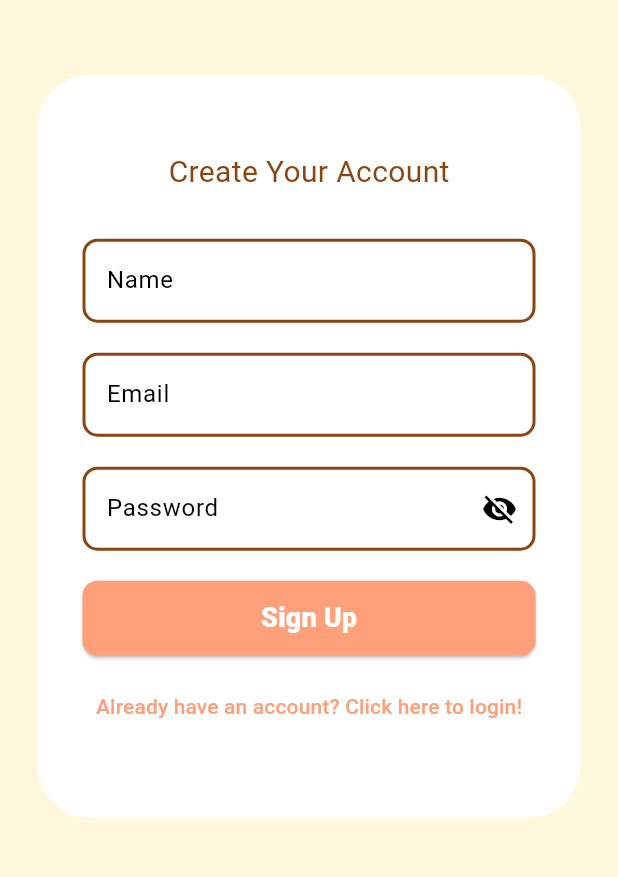
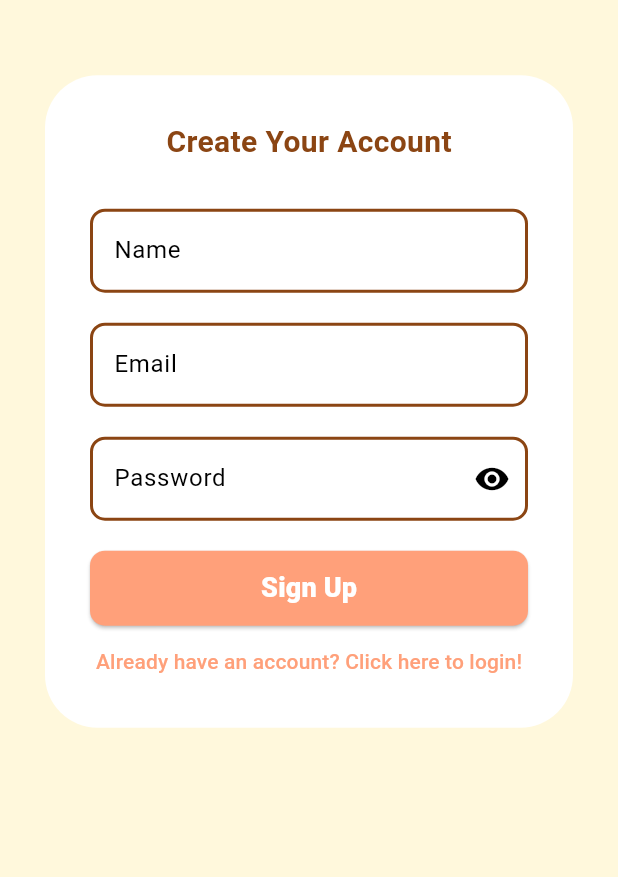
Before and after one commit to VitorFranciscoDev/trip-planner-app, a Flutter app: the screen it shows after launch, after a tap on "Sign In", after a tap on "Doesn't have an account? Click here to c", on a phone screen of 412 x 824 dp, the part 319-1196 px from its top. Run offline on Flutter 3.47's test engine with Material 3 defaults, Android fonts, the phone set to English and light mode, and no system bars; our stand-ins replace flutter_map, geolocator, latlong2, permission_handler, shared_preferences, sqflite; missing offline and left inert: flutter_map_location_marker; accounts and stored records are empty.

Commit message:
fix(): error in context of app

```diff
--- a/lib/infrastructure/presentation/app/app_global_state.dart
+++ b/lib/infrastructure/presentation/app/app_global_state.dart
@@ -18,7 +18,7 @@ class MyApp extends StatelessWidget {
     final themeProvider = context.watch<ThemeProvider>();
     final userProvider = context.watch<AuthProvider>();
 
-    if (userProvider.isLoading) {
+    if (userProvider.isLoading || intlProvider.isLoading) {
       return MaterialApp(
         debugShowCheckedModeBanner: false,
         home: Scaffold(
--- a/lib/infrastructure/presentation/app/app_localizations.dart
+++ b/lib/infrastructure/presentation/app/app_localizations.dart
@@ -5,8 +5,16 @@ class AppLocalizations {
 
   AppLocalizations(this.locale);
 
+  // Versão SAFE que retorna uma instância padrão ao invés de dar erro
   static AppLocalizations of(BuildContext context) {
-    return Localizations.of<AppLocalizations>(context, AppLocalizations)!;
+    final localizations = Localizations.of<AppLocalizations>(context, AppLocalizations);
+
+    // Se não encontrar, retorna instância padrão com inglês
+    if (localizations == null) {
+      return AppLocalizations(const Locale('en', 'US'));
+    }
+
+    return localizations;
   }
 
   static const LocalizationsDelegate<AppLocalizations> delegate = _AppLocalizationsDelegate();
@@ -320,7 +328,7 @@ class AppLocalizations {
     return translation;
   }
 
-  // Getters convenientes para as telas
+  // Getters for Login Screen
   String get welcomeBack => translate('welcome_back');
   String get email => translate('email');
   String get password => translate('password');
@@ -333,6 +341,7 @@ class AppLocalizations {
   String get emailPasswordIncorrect => translate('email_password_incorrect');
   String get tryAgain => translate('try_again');
 
+  // Getters for Register Screen
   String get createAccount => translate('create_account');
   String get name => translate('name');
   String get signUp => translate('sign_up');
@@ -341,11 +350,16 @@ class AppLocalizations {
   String get canLoginNow => translate('can_login_now');
   String get goToLogin => translate('go_to_login');
 
+  // Getters for Validation Errors
   String get fieldRequired => translate('field_required');
   String get invalidEmail => translate('invalid_email');
   String get passwordTooShort => translate('password_too_short');
+  String get emailAlreadyRegistered => translate('email_already_registered');
+  String get registerError => translate('register_error');
+  String get deleteUserError => translate('delete_user_error');
 
-  // Home Screen getters
+  // Getters for Home Screen
+  String welcome(String name) => translate('welcome', [name]);
   String get searchDestinations => translate('search_destinations');
   String get noResultsFound => translate('no_results_found');
   String selected(String location) => translate('selected', [location]);
@@ -353,7 +367,7 @@ class AppLocalizations {
   String get brazilianNortheast => translate('brazilian_northeast');
   String get southernBrazil => translate('southern_brazil');
 
-  // Trip Register Screen getters
+  // Getters for Trip Register Screen
   String get newTrip => translate('new_trip');
   String get tripData => translate('trip_data');
   String get tripTitle => translate('trip_title');
@@ -375,7 +389,7 @@ class AppLocalizations {
   String get ok => translate('ok');
   String get error => translate('error');
 
-  // Trip validation getters
+  // Getters for Trip Validation
   String get tripTitleRequired => translate('trip_title_required');
   String get startDateRequired => translate('start_date_required');
   String get endDateRequired => translate('end_date_required');
@@ -389,12 +403,12 @@ class AppLocalizations {
   String get tripCreateError => translate('trip_create_error');
   String get unexpectedError => translate('unexpected_error');
 
-  // List Trips getters
+  // Getters for List Trips Screen
   String get yourTrips => translate('your_trips');
   String get activeTrips => translate('active_trips');
   String get concludedTrips => translate('concluded_trips');
 
-  // Config Screen getters
+  // Getters for Config Screen
   String get preferences => translate('preferences');
   String get darkMode => translate('dark_mode');
   String get language => translate('language');
--- a/lib/infrastructure/presentation/app/components/text_field_component.dart
+++ b/lib/infrastructure/presentation/app/components/text_field_component.dart
@@ -33,7 +33,7 @@ class _TextFieldComponentState extends State<TextFieldComponent> {
         suffixIcon: widget.isPassword
           ? IconButton(
             icon: Icon(
-              _obscureText ? Icons.visibility_off : Icons.visibility,
+              _obscureText ? Icons.visibility : Icons.visibility_off,
             ),
             onPressed: () {
               setState(() {
--- a/lib/infrastructure/presentation/app/intl/intl_state.dart
+++ b/lib/infrastructure/presentation/app/intl/intl_state.dart
@@ -3,20 +3,32 @@ import 'package:shared_preferences/shared_preferences.dart';
 
 class IntlProvider extends ChangeNotifier {
   static const String _languageKey = 'selected_language';
+
   Locale _locale = const Locale('en', 'US');
+  Locale get locale => _locale;
 
-  Locale get locale => _locale;
+  bool _isLoading = true;
+  bool get isLoading => _isLoading;
 
   IntlProvider() {
     loadLanguage();
   }
 
   Future<void> loadLanguage() async {
-    final prefs = await SharedPreferences.getInstance();
-    final savedLanguage = prefs.getString(_languageKey);
+    _isLoading = true;
+    notifyListeners();
 
-    if (savedLanguage != null) {
-      _locale = _getLocaleFromCode(savedLanguage);
+    try {
+      final prefs = await SharedPreferences.getInstance();
+      final savedLanguage = prefs.getString(_languageKey);
+
+      if (savedLanguage != null) {
+        _locale = _getLocaleFromCode(savedLanguage);
+      }
+    } catch (e) {
+      throw Exception("Error in Loading Language: $e");
+    } finally {
+      _isLoading = false;
       notifyListeners();
     }
   }
--- a/lib/infrastructure/presentation/auth/login_screen.dart
+++ b/lib/infrastructure/presentation/auth/login_screen.dart
@@ -22,7 +22,16 @@ class _LoginScreenState extends State<LoginScreen> {
   TextEditingController controllerEmail = TextEditingController();
   TextEditingController controllerPassword = TextEditingController();
 
+  @override
+  void dispose() {
+    controllerEmail.dispose();
+    controllerPassword.dispose();
+    super.dispose();
+  }
+
   Future<void> doLogin() async {
+    if (!mounted) return;
+
     final provider = context.read<AuthProvider>();
 
     final isValid = provider.validateLoginFields(controllerEmail.text, controllerPassword.text, context);
@@ -34,7 +43,7 @@ class _LoginScreenState extends State<LoginScreen> {
     if(result == null) {
       showDialog(
         context: context,
-        builder: (context) => AlertDialogComponent(
+        builder: (dialogContext) => AlertDialogComponent(
           title: "Login Successful",
           message: "Welcome Back, ${provider.user!.name}",
           function2: () {
@@ -69,16 +78,21 @@ class _LoginScreenState extends State<LoginScreen> {
         child: SingleChildScrollView(
           child: Column(
             children: [
-              const SizedBox(height: 60),
               TripPlannerLogoComponent(),
               const SizedBox(height: 50),
-              ContainerTextFieldComponent(
+              Padding(
+                padding: const EdgeInsets.symmetric(horizontal: 30),
+                child: ContainerTextFieldComponent(
                   child: Column(
                     children: [
-                    const SizedBox(height: 50),
+                      const SizedBox(height: 30),
                       Text(
                         l10n.welcomeBack,
-                      style: TextStyle(fontSize: 20, color: theme.colorScheme.primary),
+                        style: TextStyle(
+                          fontSize: 20,
+                          color: theme.colorScheme.primary,
+                          fontWeight: FontWeight.w700,
+                        ),
                       ),
                       const SizedBox(height: 30),
                       Padding(
@@ -106,10 +120,7 @@ class _LoginScreenState extends State<LoginScreen> {
                       ),
                       TextButton(
                         onPressed: () {
-                        Navigator.push(
-                          context,
-                          MaterialPageRoute(builder: (context) => RegisterScreen()),
-                        );
+                          Navigator.push(context, MaterialPageRoute(builder: (context) => RegisterScreen()));
                           provider.clearErrors();
                         },
                         child: Text(
@@ -117,11 +128,13 @@ class _LoginScreenState extends State<LoginScreen> {
                           style: TextStyle(
                             color: theme.colorScheme.secondary,
                             fontSize: 12,
+                            fontWeight: FontWeight.w700,
                           ),
                         ),
                       ),
-                    const SizedBox(height: 50),
+                      const SizedBox(height: 20),
                     ],
+                  ),
                 ),
               ),
             ],
--- a/lib/infrastructure/presentation/auth/register_screen.dart
+++ b/lib/infrastructure/presentation/auth/register_screen.dart
@@ -23,8 +23,18 @@ class _RegisterScreenState extends State<RegisterScreen> {
   TextEditingController controllerEmail = TextEditingController();
   TextEditingController controllerPassword = TextEditingController();
 
+  @override
+  void dispose() {
+    controllerName.dispose();
+    controllerEmail.dispose();
+    controllerPassword.dispose();
+    super.dispose();
+  }
+
   // Try to Register User in DB
   void registerUser() async {
+    if (!mounted) return;
+
     final provider = context.read<AuthProvider>();
 
     final isValid = provider.validateRegisterFields(controllerName.text, controllerEmail.text, controllerPassword.text, context);
@@ -38,7 +48,7 @@ class _RegisterScreenState extends State<RegisterScreen> {
     if(result == null) {
       showDialog(
         context: context,
-        builder: (context) => AlertDialogComponent(
+        builder: (dialogContext) => AlertDialogComponent(
           title: "Register Succesful",
           message: "You can now Login",
           function2: () {
@@ -73,20 +83,20 @@ class _RegisterScreenState extends State<RegisterScreen> {
         child: SingleChildScrollView(
           child: Column(
             children: [
-              const SizedBox(height: 60),
               TripPlannerLogoComponent(),
               const SizedBox(height: 50),
               Padding(
-                padding: const EdgeInsets.symmetric(horizontal: 25),
+                padding: const EdgeInsets.symmetric(horizontal: 30),
                 child: ContainerTextFieldComponent(
                   child: Column(
                     children: [
-                      const SizedBox(height: 50),
+                      const SizedBox(height: 30),
                       Text(
                         l10n.createAccount,
                         style: TextStyle(
                           fontSize: 20,
                           color: theme.colorScheme.primary,
+                          fontWeight: FontWeight.w700,
                         ),
                       ),
                       const SizedBox(height: 30),
@@ -122,7 +132,6 @@ class _RegisterScreenState extends State<RegisterScreen> {
                         padding: const EdgeInsets.symmetric(horizontal: 30),
                         child: ButtonComponent(function: registerUser, message: l10n.signUp),
                       ),
-                      const SizedBox(height: 10),
                       TextButton(
                         onPressed: () {
                           Navigator.pop(context);
@@ -133,7 +142,7 @@ class _RegisterScreenState extends State<RegisterScreen> {
                           style: TextStyle(color: theme.colorScheme.secondary),
                         ),
                       ),
-                      const SizedBox(height: 50),
+                      const SizedBox(height: 20),
                     ],
                   ),
                 ),
```
Lines whose indentation alone changed are shown as unchanged.
